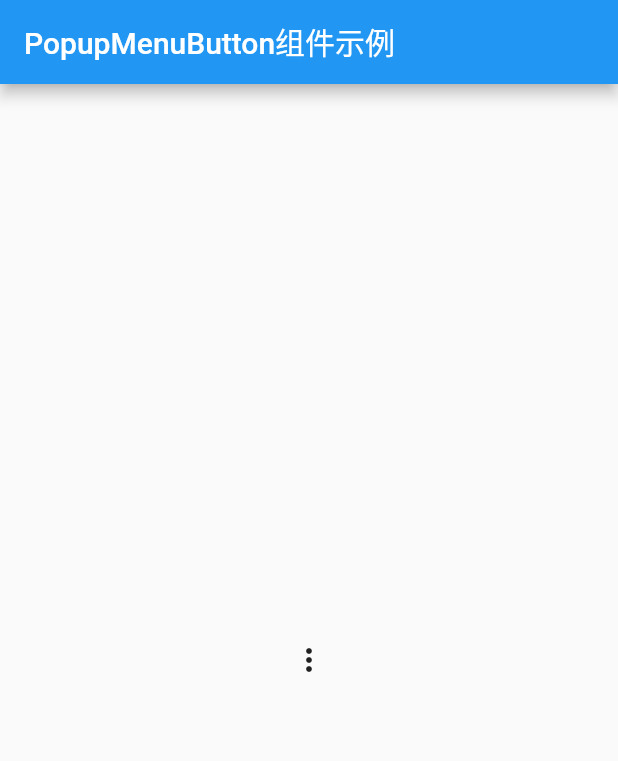
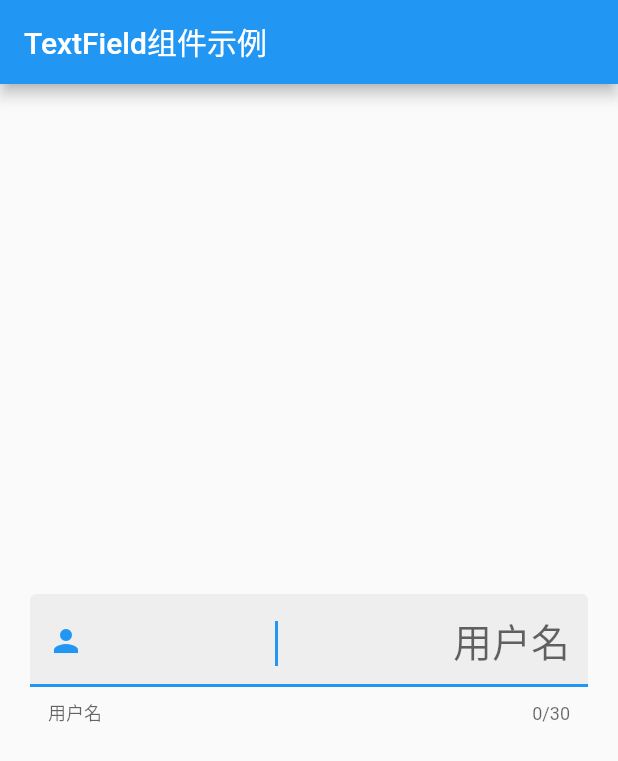
Before and after one commit to YJWWZHANG/flutter_app, a Flutter app: the screen it shows after launch, on a phone screen of 412 x 824 dp. Shown: the top 761 px of the screen. Run offline on Flutter 3.47's test engine with Material 2 defaults, Android fonts, the phone set to English and light mode, and no system bars.

Commit message:
TextField组件示例

```diff
--- a/lib/main.dart
+++ b/lib/main.dart
@@ -7,37 +7,47 @@ enum ConferenceItem { AddMember, LockConference, ModifyLayout, TurnoffAll }
 class MyApp extends StatelessWidget {
   @override
   Widget build(BuildContext context) {
+    var controller = TextEditingController();
+    controller.addListener((){
+      print("你输入的内容为：${controller.text}");
+    });
     return MaterialApp(
-      title: "PopupMenuButton组件示例",
+      title: "TextField组件示例",
       home: Scaffold(
         appBar: AppBar(
-          title: Text("PopupMenuButton组件示例"),
+          title: Text("TextField组件示例"),
         ),
         body: Center(
-          child: FlatButton(
-              onPressed: () {},
-              child: PopupMenuButton<ConferenceItem>(
-                  onSelected: (ConferenceItem result) {},
-                  itemBuilder: (BuildContext context) =>
-                      <PopupMenuEntry<ConferenceItem>> [
-                        PopupMenuItem<ConferenceItem>(
-                          value: ConferenceItem.AddMember,
-                            child: Text("添加成员"),
-                        ),
-                        PopupMenuItem<ConferenceItem>(
-                          value: ConferenceItem.LockConference,
-                            child: Text("锁定会议"),
-                        ),
-                        PopupMenuItem<ConferenceItem>(
-                          value: ConferenceItem.ModifyLayout,
-                            child: Text("修改布局"),
-                        ),
-                        PopupMenuItem<ConferenceItem>(
-                          value: ConferenceItem.TurnoffAll,
-                            child: Text("挂断所有"),
-                        )
-                      ]
-              )),
+          child: Padding(
+            padding: EdgeInsets.all(20.0),
+            child: TextField(
+              controller: controller,
+              maxLength: 30,
+              maxLines: 1,
+              autocorrect: true,
+              autofocus: true,
+              obscureText: false,
+              textAlign: TextAlign.center,
+              style: TextStyle(
+                fontSize: 26.0,
+                color: Colors.green
+              ),
+              onChanged: (text) {
+                print("文本内容改变时回调$text");
+              },
+              onSubmitted: (text) {
+                print("内容提交时回调$text");
+              },
+              enabled: true,
+              decoration: InputDecoration(
+                fillColor: Colors.grey.shade200,
+                filled: true,
+                helperText: "用户名",
+                prefixIcon: Icon(Icons.person),
+                suffixText: "用户名"
+              ),
+            ),
+          ),
         ),
       ),
     );
```
